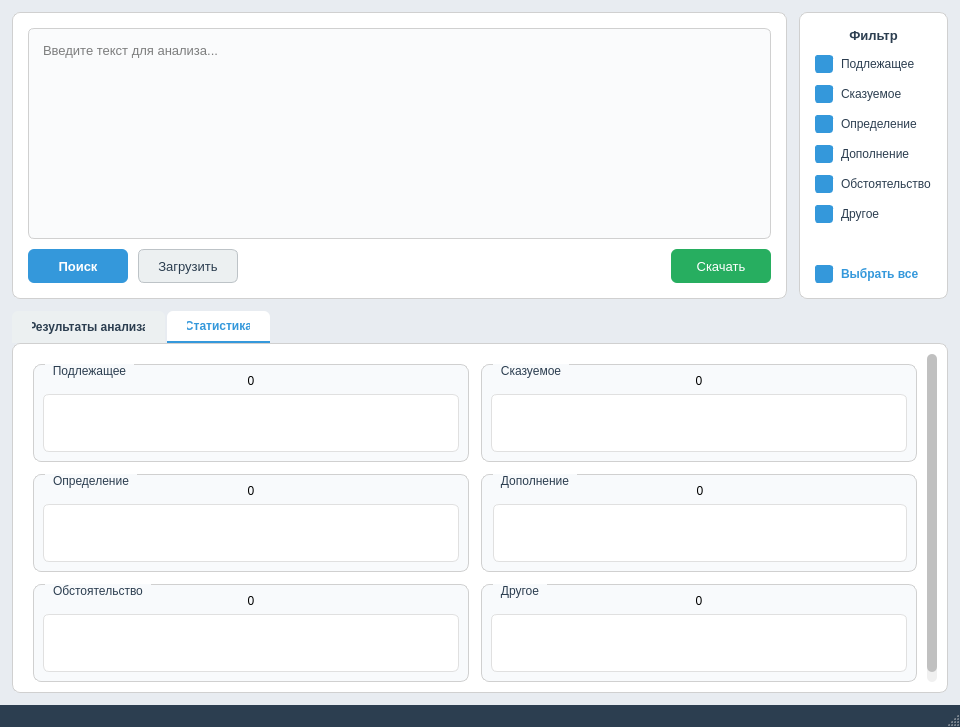
mmukhina/trpo, file mainwindow.ui: the form before one commit.
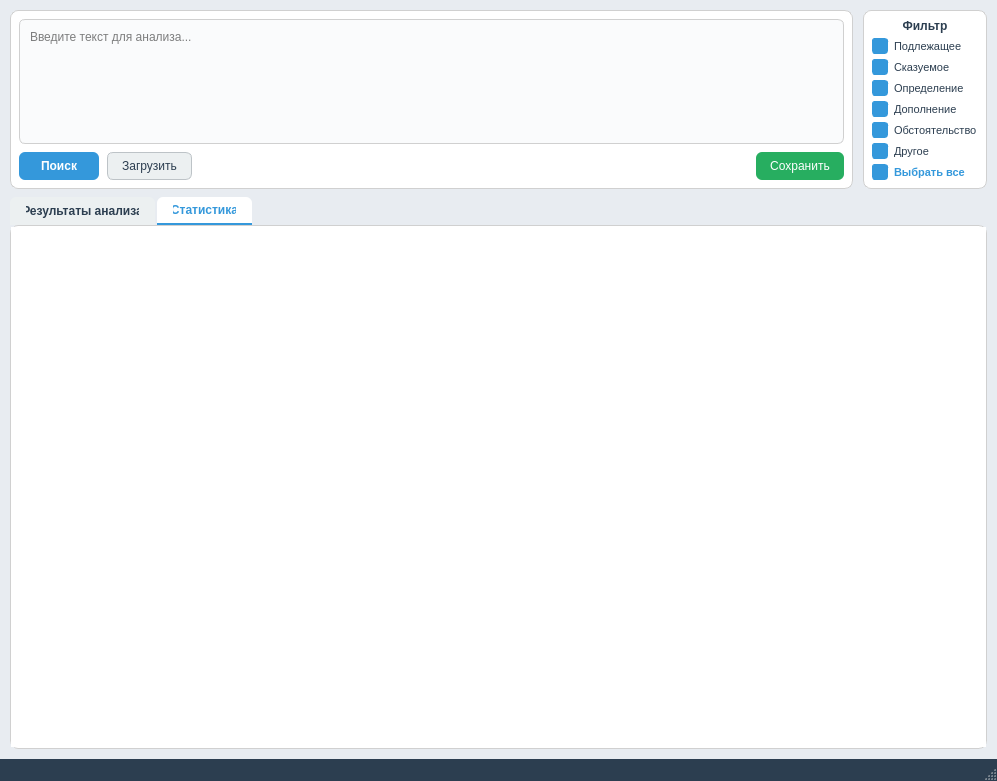
The form after the commit. The open tabs and pages were chosen to show the change.

```diff
--- a/mainwindow.ui
+++ b/mainwindow.ui
@@ -6,8 +6,8 @@
    <rect>
     <x>0</x>
     <y>0</y>
-    <width>960</width>
-    <height>727</height>
+    <width>997</width>
+    <height>500</height>
    </rect>
   </property>
   <property name="windowTitle">
@@ -31,8 +31,8 @@
     QTextEdit {
         border: 1px solid #d0d0d0;
         border-radius: 6px;
-        padding: 10px;
-        font-size: 13px;
+        padding: 6px;
+        font-size: 12px;
         background-color: #fafbfc;
     }
     QTextEdit:focus {
@@ -43,7 +43,7 @@
     /* Button styling */
     QPushButton {
         border-radius: 5px;
-        padding: 6px 12px;
+        padding: 4px 10px;
     }
     
     QPushButton#btn_search {
@@ -51,9 +51,9 @@
         color: #ffffff;
         border: none;
         border-radius: 6px;
-        font-size: 13px;
+        font-size: 12px;
         font-weight: 500;
-        padding: 6px 16px;
+        padding: 5px 14px;
     }
     QPushButton#btn_search:hover {
         background-color: #2980b9;
@@ -70,8 +70,8 @@
         color: #2c3e50;
         border: 1px solid #bdc3c7;
         border-radius: 6px;
-        font-size: 13px;
-        padding: 6px 16px;
+        font-size: 12px;
+        padding: 5px 14px;
     }
     QPushButton#btn_upload:hover {
         background-color: #dfe6e9;
@@ -80,22 +80,20 @@
         background-color: #bdc3c7;
     }
     
-    QPushButton#btn_download:enabled {
+    QPushButton#btn_download {
         background-color: #27ae60;
         color: #ffffff;
         border: none;
         border-radius: 6px;
-        font-size: 13px;
-        padding: 6px 16px;
-    }
-    QPushButton#btn_download:enabled:hover {
-        background-color: #219a52;
+        font-size: 12px;
+        padding: 5px 14px;
     }
     QPushButton#btn_download:disabled {
         background-color: #bdc3c7;
         color: #95a5a6;
-        border: none;
-        border-radius: 6px;
+    }
+    QPushButton#btn_download:hover:enabled {
+        background-color: #219a52;
     }
     
     /* Filter frame */
@@ -107,25 +105,20 @@
     
     QLabel#filterLabel {
         color: #2c3e50;
-        font-size: 13px;
+        font-size: 12px;
         font-weight: bold;
     }
     
-    QFrame#filterInnerFrame {
-        background-color: #f8fafc;
-        border-radius: 6px;
-    }
-    
     /* Checkbox styling */
     QCheckBox {
-        spacing: 8px;
-        font-size: 12px;
+        spacing: 6px;
+        font-size: 11px;
         color: #2c3e50;
         background-color: transparent;
     }
     QCheckBox::indicator {
-        width: 16px;
-        height: 16px;
+        width: 14px;
+        height: 14px;
         border-radius: 3px;
         border: 1px solid #bdc3c7;
         background-color: #ffffff;
@@ -154,7 +147,7 @@
     }
     QTabBar::tab {
         background-color: #ecf0f1;
-        padding: 8px 20px;
+        padding: 6px 16px;
         margin-right: 2px;
         border-top-left-radius: 6px;
         border-top-right-radius: 6px;
@@ -174,12 +167,13 @@
     /* Tree widget styling */
     QTreeWidget {
         background-color: #ffffff;
+        color: #495057;
         border: none;
-        font-size: 13px;
+        font-size: 12px;
         outline: 0;
     }
     QTreeWidget::item {
-        padding: 6px;
+        padding: 5px;
         border-bottom: 1px solid #ecf0f1;
         background-color: #ffffff;
     }
@@ -187,15 +181,11 @@
         background-color: #f0f4f8;
     }
     QTreeWidget::item:selected {
-        background-color: #3498db;
-        color: #ffffff;
-    }
-    QTreeWidget::item:selected:hover {
-        background-color: #2980b9;
+        color: #495057;
     }
     QHeaderView::section {
         background-color: #f8fafc;
-        padding: 8px;
+        padding: 6px;
         border: none;
         border-bottom: 1px solid #d0d0d0;
         font-weight: 500;
@@ -206,61 +196,95 @@
     /* Statistics container */
     QWidget#statisticsContainer {
         background-color: #ffffff;
+        min-height: 520px;
+        max-height: 520px;
     }
     
-    /* Group box styling for statistics */
-    QGroupBox {
-        background-color: #f8fafc;
-        border: 1px solid #d0d0d0;
-        border-radius: 8px;
-        margin-top: 8px;
-        padding-top: 8px;
-    }
-    QGroupBox::title {
-        subcontrol-origin: margin;
-        left: 12px;
-        padding: 0 6px;
-        color: #2c3e50;
-        font-weight: 500;
-        font-size: 12px;
-        background-color: #f8fafc;
-    }
-    
-    /* Label styling for statistics counts */
-    QLabel[objectName*=&quot;_count&quot;] {
-        color: #3498db;
-        font-size: 28px;
-        font-weight: bold;
-        background-color: transparent;
-    }
-    
-    /* Text browser styling for statistics lists */
-    QTextBrowser {
-        border: 1px solid #e0e0e0;
-        border-radius: 6px;
-        background-color: #ffffff;
-        font-size: 12px;
+    /* Statistics buttons row */
+    QWidget#statButtonsWidget {
+        background-color: #f8f9fa;
+        border-bottom: 1px solid #dee2e6;
         padding: 8px;
     }
     
-    /* Scroll area styling */
-    QScrollArea#statisticsScrollArea {
+    QPushButton#statButton {
+        background-color: #e9ecef;
+        border: 1px solid #dee2e6;
+        border-radius: 6px;
+        padding: 8px 12px;
+        font-size: 12px;
+        font-weight: bold;
+        color: #495057;
+        min-width: 100px;
+    }
+    QPushButton#statButton:hover {
+        background-color: #dee2e6;
+    }
+    QPushButton#statButton[expanded=&quot;true&quot;] {
+        background-color: #3498db;
+        color: white;
+        border-color: #3498db;
+    }
+    
+    /* Expandable content area */
+    QScrollArea#contentScrollArea {
         border: none;
-        background-color: #ffffff;
+        background-color: white;
+    }
+    QScrollArea#contentScrollArea QScrollBar:vertical {
+        border: none;
+        background: #f0f0f0;
+        width: 8px;
+        border-radius: 4px;
+    }
+    QScrollArea#contentScrollArea QScrollBar::handle:vertical {
+        background: #c0c0c0;
+        border-radius: 4px;
+        min-height: 30px;
+    }
+    QScrollArea#contentScrollArea QScrollBar::handle:vertical:hover {
+        background: #3498db;
+    }
+    
+    QLabel#sentenceLabel {
+        color: #2c3e50;
+        font-size: 12px;
+        padding: 6px 8px;
+        background-color: #f8f9fa;
+        border-radius: 4px;
+        margin: 2px 0;
+    }
+    QLabel#sentenceLabel:hover {
+        background-color: #e9ecef;
+    }
+    
+    QLabel#noDataLabel {
+        color: #6c757d;
+        font-style: italic;
+        padding: 20px;
+        text-align: center;
+    }
+    
+    QLabel#placeholderLabel {
+        color: #6c757d;
+        font-size: 14px;
+        font-style: italic;
+        padding: 40px;
+        text-align: center;
     }
     
     /* Scrollbar styling */
     QScrollBar:vertical {
         border: none;
         background: #f0f0f0;
-        width: 10px;
-        border-radius: 5px;
+        width: 8px;
+        border-radius: 4px;
         margin: 0px;
     }
     QScrollBar::handle:vertical {
         background: #c0c0c0;
         min-height: 30px;
-        border-radius: 5px;
+        border-radius: 4px;
     }
     QScrollBar::handle:vertical:hover {
         background: #3498db;
@@ -271,79 +295,12 @@
     QScrollBar::add-line:vertical, QScrollBar::sub-line:vertical {
         height: 0px;
     }
-    QScrollBar::add-page:vertical, QScrollBar::sub-page:vertical {
-        background: none;
-    }
-    
-    QScrollBar:horizontal {
-        border: none;
-        background: #f0f0f0;
-        height: 10px;
-        border-radius: 5px;
-        margin: 0px;
-    }
-    QScrollBar::handle:horizontal {
-        background: #c0c0c0;
-        min-width: 30px;
-        border-radius: 5px;
-    }
-    QScrollBar::handle:horizontal:hover {
-        background: #3498db;
-    }
-    QScrollBar::handle:horizontal:pressed {
-        background: #2980b9;
-    }
-    QScrollBar::add-line:horizontal, QScrollBar::sub-line:horizontal {
-        width: 0px;
-    }
-    
-    /* Specific scrollbar for tree widget */
-    QTreeWidget QScrollBar:vertical {
-        width: 8px;
-        border-radius: 4px;
-        background: #f0f0f0;
-    }
-    QTreeWidget QScrollBar::handle:vertical {
-        border-radius: 4px;
-        background: #c0c0c0;
-    }
-    QTreeWidget QScrollBar::handle:vertical:hover {
-        background: #3498db;
-    }
-    
-    /* Specific scrollbar for text edit */
-    QTextEdit QScrollBar:vertical {
-        width: 8px;
-        border-radius: 4px;
-        background: #f0f0f0;
-    }
-    QTextEdit QScrollBar::handle:vertical {
-        border-radius: 4px;
-        background: #c0c0c0;
-    }
-    QTextEdit QScrollBar::handle:vertical:hover {
-        background: #3498db;
-    }
-    
-    /* Specific scrollbar for text browser */
-    QTextBrowser QScrollBar:vertical {
-        width: 8px;
-        border-radius: 4px;
-        background: #f0f0f0;
-    }
-    QTextBrowser QScrollBar::handle:vertical {
-        border-radius: 4px;
-        background: #c0c0c0;
-    }
-    QTextBrowser QScrollBar::handle:vertical:hover {
-        background: #3498db;
-    }
     
     /* Status bar styling */
     QStatusBar {
         background-color: #2c3e50;
         color: #ffffff;
-        padding: 4px 8px;
+        padding: 3px 6px;
         font-size: 11px;
     }
    </string>
@@ -351,45 +308,51 @@
   <widget class="QWidget" name="centralwidget">
    <layout class="QVBoxLayout" name="mainLayout">
     <property name="spacing">
-     <number>12</number>
+     <number>8</number>
     </property>
     <property name="leftMargin">
-     <number>12</number>
+     <number>10</number>
     </property>
     <property name="topMargin">
-     <number>12</number>
+     <number>10</number>
     </property>
     <property name="rightMargin">
-     <number>12</number>
+     <number>10</number>
     </property>
     <property name="bottomMargin">
-     <number>12</number>
+     <number>10</number>
     </property>
     <item>
      <layout class="QHBoxLayout" name="topLayout">
       <property name="spacing">
-       <number>12</number>
+       <number>10</number>
       </property>
       <item>
        <widget class="QFrame" name="inputFrame">
         <layout class="QVBoxLayout" name="inputLayout">
          <property name="spacing">
-          <number>10</number>
+          <number>8</number>
          </property>
          <property name="leftMargin">
-          <number>15</number>
+          <number>8</number>
          </property>
          <property name="topMargin">
-          <number>15</number>
+          <number>8</number>
          </property>
          <property name="rightMargin">
-          <number>15</number>
+          <number>8</number>
          </property>
          <property name="bottomMargin">
-          <number>15</number>
+          <number>8</number>
          </property>
          <item>
           <widget class="QTextEdit" name="textEdit">
+           <property name="minimumSize">
+            <size>
+             <width>0</width>
+             <height>100</height>
+            </size>
+           </property>
            <property name="placeholderText">
             <string>Введите текст для анализа...</string>
            </property>
@@ -398,14 +361,14 @@
          <item>
           <layout class="QHBoxLayout" name="buttonLayout">
            <property name="spacing">
-            <number>10</number>
+            <number>8</number>
            </property>
            <item>
             <widget class="QPushButton" name="btn_search">
              <property name="minimumSize">
               <size>
-               <width>100</width>
-               <height>34</height>
+               <width>80</width>
+               <height>28</height>
               </size>
              </property>
              <property name="text">
@@ -417,8 +380,8 @@
             <widget class="QPushButton" name="btn_upload">
              <property name="minimumSize">
               <size>
-               <width>100</width>
-               <height>34</height>
+               <width>80</width>
+               <height>28</height>
               </size>
              </property>
              <property name="text">
@@ -443,12 +406,12 @@
             <widget class="QPushButton" name="btn_download">
              <property name="minimumSize">
               <size>
-               <width>100</width>
-               <height>34</height>
+               <width>80</width>
+               <height>28</height>
               </size>
              </property>
              <property name="text">
-              <string>Скачать</string>
+              <string>Сохранить</string>
              </property>
             </widget>
            </item>
@@ -461,19 +424,19 @@
        <widget class="QFrame" name="filterFrame">
         <layout class="QVBoxLayout" name="filterLayout">
          <property name="spacing">
-          <number>12</number>
+          <number>5</number>
          </property>
          <property name="leftMargin">
-          <number>15</number>
+          <number>8</number>
          </property>
          <property name="topMargin">
-          <number>15</number>
+          <number>8</number>
          </property>
          <property name="rightMargin">
-          <number>15</number>
+          <number>8</number>
          </property>
          <property name="bottomMargin">
-          <number>15</number>
+          <number>8</number>
          </property>
          <item>
           <widget class="QLabel" name="filterLabel">
@@ -553,7 +516,7 @@
            <property name="sizeHint" stdset="0">
             <size>
              <width>20</width>
-             <height>40</height>
+             <height>20</height>
             </size>
            </property>
           </spacer>
@@ -575,13 +538,6 @@
     </item>
     <item>
      <widget class="QTabWidget" name="tabWidget">
-      <property name="styleSheet">
-       <string notr="true">
-QTabWidget {
-padding: 0;
-margin:0;
-  }</string>
-      </property>
       <property name="currentIndex">
        <number>1</number>
       </property>
@@ -648,219 +604,53 @@
        </layout>
       </widget>
       <widget class="QWidget" name="tab_statistics">
-       <property name="autoFillBackground">
-        <bool>false</bool>
-       </property>
-       <property name="styleSheet">
-        <string notr="true">
-QWidget {
-padding: 0;
-margin:0;
-  }</string>
-       </property>
        <attribute name="title">
         <string>Статистика</string>
        </attribute>
        <layout class="QVBoxLayout" name="verticalLayout_3">
         <property name="leftMargin">
-         <number>10</number>
+         <number>0</number>
         </property>
         <property name="topMargin">
-         <number>10</number>
+         <number>0</number>
         </property>
         <property name="rightMargin">
-         <number>10</number>
+         <number>0</number>
         </property>
         <property name="bottomMargin">
-         <number>10</number>
+         <number>0</number>
         </property>
         <item>
-         <widget class="QScrollArea" name="statisticsScrollArea">
-          <property name="styleSheet">
-           <string notr="true">
-QScrollArea {
-padding: 0;
-margin:0;
-  }</string>
+         <widget class="QWidget" name="statisticsContainer" native="true">
+          <property name="minimumSize">
+           <size>
+            <width>0</width>
+            <height>520</height>
+           </size>
           </property>
-          <property name="widgetResizable">
-           <bool>true</bool>
+          <property name="maximumSize">
+           <size>
+            <width>16777215</width>
+            <height>520</height>
+           </size>
           </property>
-          <widget class="QWidget" name="statisticsContainer">
-           <property name="geometry">
-            <rect>
-             <x>0</x>
-             <y>0</y>
-             <width>904</width>
-             <height>424</height>
-            </rect>
+          <layout class="QVBoxLayout" name="statisticsContainerLayout">
+           <property name="spacing">
+            <number>0</number>
            </property>
-           <layout class="QVBoxLayout" name="statisticsContainerLayout">
-            <property name="spacing">
-             <number>15</number>
-            </property>
-            <property name="leftMargin">
-             <number>10</number>
-            </property>
-            <property name="topMargin">
-             <number>10</number>
-            </property>
-            <property name="rightMargin">
-             <number>10</number>
-            </property>
-            <property name="bottomMargin">
-             <number>10</number>
-            </property>
-            <item>
-             <layout class="QGridLayout" name="statsGridLayout">
-              <property name="spacing">
-               <number>12</number>
-              </property>
-              <item row="0" column="0">
-               <widget class="QGroupBox" name="group_pod">
-                <property name="title">
-                 <string>Подлежащее</string>
-                </property>
-                <layout class="QVBoxLayout" name="verticalLayout_pod">
-                 <item>
-                  <widget class="QLabel" name="label_pod_count">
-                   <property name="text">
-                    <string>0</string>
-                   </property>
-                   <property name="alignment">
-                    <set>Qt::AlignmentFlag::AlignCenter</set>
-                   </property>
-                  </widget>
-                 </item>
-                 <item>
-                  <widget class="QTextBrowser" name="text_pod"/>
-                 </item>
-                </layout>
-               </widget>
-              </item>
-              <item row="0" column="1">
-               <widget class="QGroupBox" name="group_skaz">
-                <property name="title">
-                 <string>Сказуемое</string>
-                </property>
-                <layout class="QVBoxLayout" name="verticalLayout_skaz">
-                 <item>
-                  <widget class="QLabel" name="label_skaz_count">
-                   <property name="text">
-                    <string>0</string>
-                   </property>
-                   <property name="alignment">
-                    <set>Qt::AlignmentFlag::AlignCenter</set>
-                   </property>
-                  </widget>
-                 </item>
-                 <item>
-                  <widget class="QTextBrowser" name="text_skaz"/>
-                 </item>
-                </layout>
-               </widget>
-              </item>
-              <item row="1" column="0">
-               <widget class="QGroupBox" name="group_opred">
-                <property name="title">
-                 <string>Определение</string>
-                </property>
-                <layout class="QVBoxLayout" name="verticalLayout_opred">
-                 <item>
-                  <widget class="QLabel" name="label_opred_count">
-                   <property name="text">
-                    <string>0</string>
-                   </property>
-                   <property name="alignment">
-                    <set>Qt::AlignmentFlag::AlignCenter</set>
-                   </property>
-                  </widget>
-                 </item>
-                 <item>
-                  <widget class="QTextBrowser" name="text_opred"/>
-                 </item>
-                </layout>
-               </widget>
-              </item>
-              <item row="1" column="1">
-               <widget class="QGroupBox" name="group_dop">
-                <property name="title">
-                 <string>Дополнение</string>
-                </property>
-                <property name="alignment">
-                 <set>Qt::AlignmentFlag::AlignLeading|Qt::AlignmentFlag::AlignLeft|Qt::AlignmentFlag::AlignVCenter</set>
-                </property>
-                <property name="flat">
-                 <bool>false</bool>
-                </property>
-                <layout class="QVBoxLayout" name="verticalLayout_dop">
-                 <property name="leftMargin">
-                  <number>11</number>
-                 </property>
-                 <item>
-                  <widget class="QLabel" name="label_dop_count">
-                   <property name="text">
-                    <string>0</string>
-                   </property>
-                   <property name="alignment">
-                    <set>Qt::AlignmentFlag::AlignCenter</set>
-                   </property>
-                  </widget>
-                 </item>
-                 <item>
-                  <widget class="QTextBrowser" name="text_dop"/>
-                 </item>
-                </layout>
-               </widget>
-              </item>
-              <item row="2" column="0">
-               <widget class="QGroupBox" name="group_ob">
-                <property name="title">
-                 <string>Обстоятельство</string>
-                </property>
-                <layout class="QVBoxLayout" name="verticalLayout_ob">
-                 <item>
-                  <widget class="QLabel" name="label_ob_count">
-                   <property name="text">
-                    <string>0</string>
-                   </property>
-                   <property name="alignment">
-                    <set>Qt::AlignmentFlag::AlignCenter</set>
-                   </property>
-                  </widget>
-                 </item>
-                 <item>
-                  <widget class="QTextBrowser" name="text_ob"/>
-                 </item>
-                </layout>
-               </widget>
-              </item>
-              <item row="2" column="1">
-               <widget class="QGroupBox" name="group_drugoe">
-                <property name="title">
-                 <string>Другое</string>
-                </property>
-                <layout class="QVBoxLayout" name="verticalLayout_drugoe">
-                 <item>
-                  <widget class="QLabel" name="label_drugoe_count">
-                   <property name="text">
-                    <string>0</string>
-                   </property>
-                   <property name="alignment">
-                    <set>Qt::AlignmentFlag::AlignCenter</set>
-                   </property>
-                  </widget>
-                 </item>
-                 <item>
-                  <widget class="QTextBrowser" name="text_drugoe"/>
-                 </item>
-                </layout>
-               </widget>
-              </item>
-             </layout>
-            </item>
-           </layout>
-          </widget>
+           <property name="leftMargin">
+            <number>0</number>
+           </property>
+           <property name="topMargin">
+            <number>0</number>
+           </property>
+           <property name="rightMargin">
+            <number>0</number>
+           </property>
+           <property name="bottomMargin">
+            <number>0</number>
+           </property>
+          </layout>
          </widget>
         </item>
        </layout>
```
Left out of the diff: 163 changed lines with no effect on the pictures.
